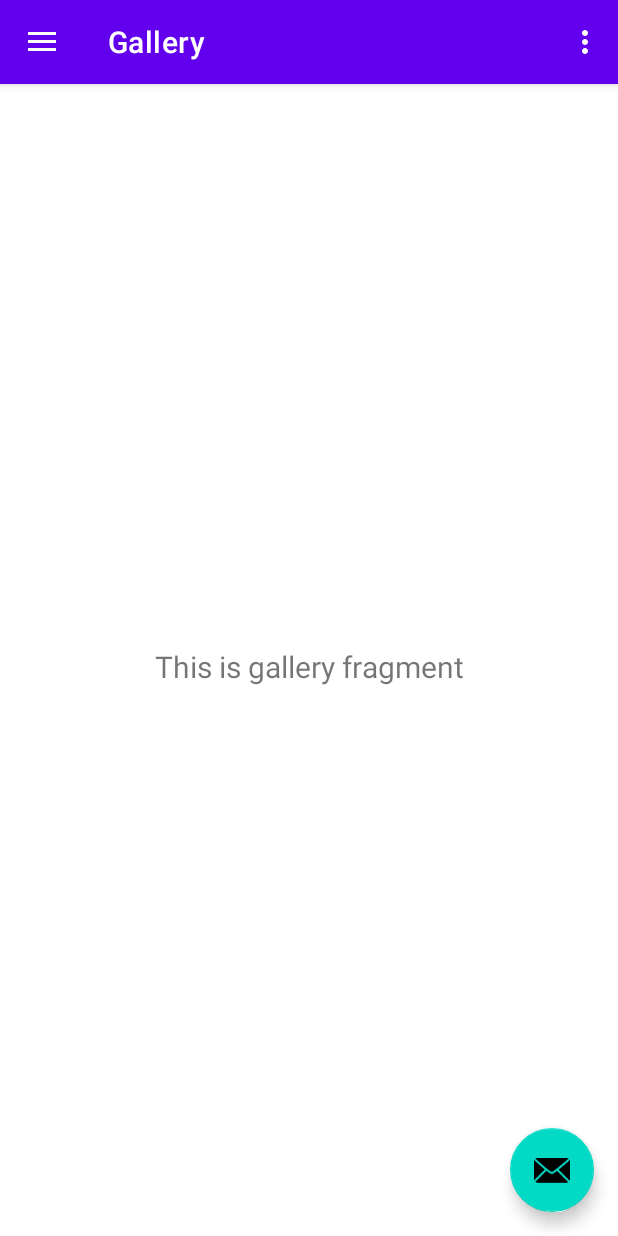
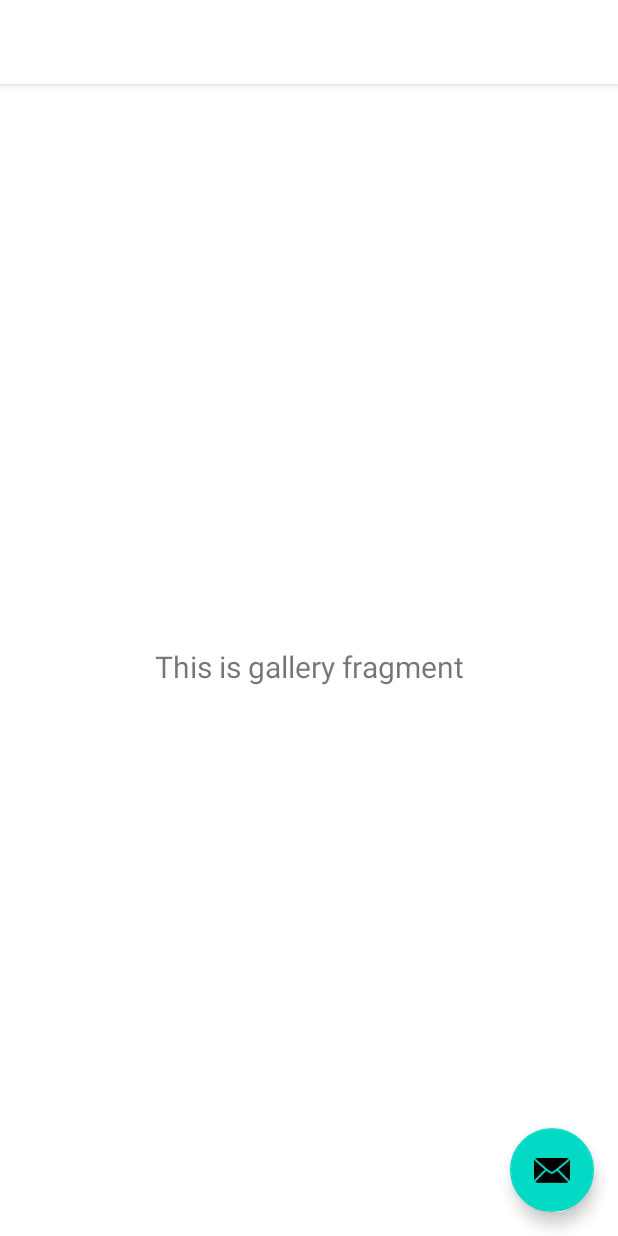
Before and after one commit to IO2020RKTSPF/aplikacja-mobilna, an Android app: the MainActivity screen opened directly, with no data from a screen before it, in the side drawer, after a tap on "Gallery", on a phone screen of 412 x 824 dp. Run offline under Robolectric (Android 15) with nearby library versions, the phone set to English and light mode, and no system bars; our stand-ins replace Picasso, navigation-ui; pictures from the network do not load; 3 statements that could not run were skipped.

Commit message:
dodanie adaptera do wyswietlania listy ksiazek, zmiany w kolorystyce

```diff
--- a/app/src/main/java/com/io2020/PodzielSieKsiazka/GoogleLogInActivity.java
+++ b/app/src/main/java/com/io2020/PodzielSieKsiazka/GoogleLogInActivity.java
@@ -24,6 +24,9 @@ import com.google.firebase.auth.FirebaseUser;
 import com.google.firebase.auth.GoogleAuthProvider;
 
 import com.io2020.PodzielSieKsiazka.schemas.AppUser;
+import com.io2020.PodzielSieKsiazka.schemas.User;
+
+import retrofit2.Call;
 
 public class GoogleLogInActivity extends AppCompatActivity {
     private static final String TAG = "GoogleActivity";
@@ -98,4 +101,5 @@ public class GoogleLogInActivity extends AppCompatActivity {
         mAuth = FirebaseAuth.getInstance();
         signInToGoogle();
     }
+
 }
--- a/app/src/main/java/com/io2020/PodzielSieKsiazka/MainActivity.java
+++ b/app/src/main/java/com/io2020/PodzielSieKsiazka/MainActivity.java
@@ -53,7 +53,7 @@ public class MainActivity extends AppCompatActivity {
     private ImageView imageView;
 
     private Retrofit retrofit;
-    private RetrofitAPI retrofitAPI;
+    public static RetrofitAPI retrofitAPI;
 
 
     @Override
--- /dev/null
+++ b/app/src/main/java/com/io2020/PodzielSieKsiazka/adapters/BookListRecyclerAdapter.java
@@ -0,0 +1,100 @@
+package com.io2020.PodzielSieKsiazka.adapters;
+
+import android.view.ContextMenu;
+import android.view.LayoutInflater;
+import android.view.View;
+import android.view.ViewGroup;
+import android.widget.ImageView;
+import android.widget.TextView;
+
+import androidx.annotation.NonNull;
+import androidx.recyclerview.widget.RecyclerView;
+
+import com.io2020.PodzielSieKsiazka.R;
+import com.io2020.PodzielSieKsiazka.retrofit.RetrofitAPI;
+import com.io2020.PodzielSieKsiazka.schemas.Book;
+
+import java.util.List;
+
+import retrofit2.Call;
+import retrofit2.Callback;
+import retrofit2.Response;
+
+public class BookListRecyclerAdapter extends androidx.recyclerview.widget.RecyclerView.Adapter<BookListRecyclerAdapter.ImageViewHolder> {
+
+    private RetrofitAPI retrofitAPI;
+    private List<Book> bookList;
+
+    public BookListRecyclerAdapter(RetrofitAPI retrofitAPI){
+        this.retrofitAPI = retrofitAPI;
+        fillBookList();
+    }
+
+    private void fillBookList(){
+        Call<List<Book>> call = retrofitAPI.getAllBooksList();
+        call.enqueue(new Callback<List<Book>>() {
+            @Override
+            public void onResponse(Call<List<Book>> call, Response<List<Book>> response) {
+                bookList = response.body();
+                notifyDataSetChanged();
+            }
+
+            @Override
+            public void onFailure(Call<List<Book>> call, Throwable t) {
+
+            }
+        });
+    }
+
+    @NonNull
+    @Override
+    public ImageViewHolder onCreateViewHolder(@NonNull ViewGroup parent, int viewType) {
+        View view = LayoutInflater.from(parent.getContext()).inflate(R.layout.list_layout, parent, false);
+        ImageViewHolder imageViewHolder = new ImageViewHolder(view);
+        return imageViewHolder;
+    }
+
+    @Override
+    public void onBindViewHolder(@NonNull ImageViewHolder holder, int position) {
+        try {
+            holder.bookTitle.setText(bookList.get(position).getTitle());
+            holder.bookAuthor.setText(bookList.get(position).getAuthor());
+            holder.bookLocation.setText(bookList.get(position).getUserId());
+            holder.bookOwner.setText(bookList.get(position).getUserId());
+        } catch (Exception e){}
+
+    }
+
+    @Override
+    public int getItemCount() {
+        try {
+            return bookList.size();
+        } catch (Exception e){
+            return 0;
+        }
+    }
+
+    public static class ImageViewHolder extends RecyclerView.ViewHolder implements View.OnCreateContextMenuListener {
+
+        ImageView bookCover;
+        TextView bookTitle;
+        TextView bookLocation;
+        TextView bookAuthor;
+        TextView bookOwner;
+
+        public ImageViewHolder(@NonNull View itemView) {
+            super(itemView);
+            bookCover = itemView.findViewById(R.id.bookcover);
+            bookTitle = itemView.findViewById(R.id.booktitle);
+            bookLocation = itemView.findViewById(R.id.booklocation);
+            bookAuthor = itemView.findViewById(R.id.bookauthor);
+            bookOwner = itemView.findViewById(R.id.bookowner);
+        }
+
+        @Override
+        public void onCreateContextMenu(ContextMenu menu, View v, ContextMenu.ContextMenuInfo menuInfo) {
+            menu.add(this.getAdapterPosition(), 121, 0, "Delete");
+        }
+    }
+
+}
--- a/app/src/main/java/com/io2020/PodzielSieKsiazka/ui/home/HomeFragment.java
+++ b/app/src/main/java/com/io2020/PodzielSieKsiazka/ui/home/HomeFragment.java
@@ -1,6 +1,7 @@
 package com.io2020.PodzielSieKsiazka.ui.home;
 
 import android.os.Bundle;
+import android.text.Layout;
 import android.view.LayoutInflater;
 import android.view.View;
 import android.view.ViewGroup;
@@ -11,25 +12,34 @@ import androidx.annotation.Nullable;
 import androidx.fragment.app.Fragment;
 import androidx.lifecycle.Observer;
 import androidx.lifecycle.ViewModelProvider;
+import androidx.recyclerview.widget.GridLayoutManager;
+import androidx.recyclerview.widget.RecyclerView;
 
+import com.io2020.PodzielSieKsiazka.MainActivity;
 import com.io2020.PodzielSieKsiazka.R;
+import com.io2020.PodzielSieKsiazka.adapters.BookListRecyclerAdapter;
 
 public class HomeFragment extends Fragment {
 
     private HomeViewModel homeViewModel;
+    private RecyclerView bookListRecyclerView;
+    private BookListRecyclerAdapter bookListRecyclerAdapter;
+    private RecyclerView.LayoutManager layoutManager;
+
 
     public View onCreateView(@NonNull LayoutInflater inflater,
                              ViewGroup container, Bundle savedInstanceState) {
         homeViewModel =
                 new ViewModelProvider(this).get(HomeViewModel.class);
         View root = inflater.inflate(R.layout.fragment_home, container, false);
-        final TextView textView = root.findViewById(R.id.text_home);
-        homeViewModel.getText().observe(getViewLifecycleOwner(), new Observer<String>() {
-            @Override
-            public void onChanged(@Nullable String s) {
-                textView.setText(s);
-            }
-        });
+
+        bookListRecyclerView = root.findViewById(R.id.bookListRecyclerView);
+        layoutManager = new GridLayoutManager(getContext(), 1);
+        bookListRecyclerView.setHasFixedSize(true);
+        bookListRecyclerView.setLayoutManager(layoutManager);
+        bookListRecyclerAdapter = new BookListRecyclerAdapter(MainActivity.retrofitAPI);
+        bookListRecyclerView.setAdapter(bookListRecyclerAdapter);
+
         return root;
     }
 }
--- a/app/src/main/res/drawable/side_nav_bar.xml
+++ b/app/src/main/res/drawable/side_nav_bar.xml
@@ -2,8 +2,8 @@
     android:shape="rectangle">
     <gradient
         android:angle="135"
-        android:centerColor="#009688"
-        android:endColor="#00695C"
-        android:startColor="#4DB6AC"
+        android:centerColor="#c24842"
+        android:endColor="#a93f3a"
+        android:startColor="#db504a"
         android:type="linear" />
 </shape>
--- a/app/src/main/res/values-night/themes.xml
+++ b/app/src/main/res/values-night/themes.xml
@@ -2,15 +2,16 @@
     <!-- Base application theme. -->
     <style name="Theme.PodzielSięKsiążką" parent="Theme.MaterialComponents.DayNight.DarkActionBar">
         <!-- Primary brand color. -->
-        <item name="colorPrimary">@color/purple_200</item>
         <item name="colorPrimaryVariant">@color/purple_700</item>
         <item name="colorOnPrimary">@color/black</item>
         <!-- Secondary brand color. -->
-        <item name="colorSecondary">@color/teal_200</item>
-        <item name="colorSecondaryVariant">@color/teal_200</item>
+        <item name="colorSecondary">#db504a</item>
+        <item name="colorSecondaryVariant">#db504a</item>
         <item name="colorOnSecondary">@color/black</item>
+        <item name="colorPrimary">?attr/colorOnPrimary</item>
+
         <!-- Status bar color. -->
-        <item name="android:statusBarColor" tools:targetApi="l">?attr/colorPrimaryVariant</item>
+        <item name="android:statusBarColor" tools:targetApi="l">?attr/colorOnPrimary</item>
         <!-- Customize your theme here. -->
     </style>
 </resources>
--- a/app/src/main/res/values/themes.xml
+++ b/app/src/main/res/values/themes.xml
@@ -2,15 +2,16 @@
     <!-- Base application theme. -->
     <style name="Theme.PodzielSięKsiążką" parent="Theme.MaterialComponents.DayNight.DarkActionBar">
         <!-- Primary brand color. -->
-        <item name="colorPrimary">@color/purple_500</item>
         <item name="colorPrimaryVariant">@color/purple_700</item>
         <item name="colorOnPrimary">@color/white</item>
         <!-- Secondary brand color. -->
         <item name="colorSecondary">@color/teal_200</item>
         <item name="colorSecondaryVariant">@color/teal_700</item>
         <item name="colorOnSecondary">@color/black</item>
+        <item name="colorPrimary">?attr/colorOnPrimary</item>
+
         <!-- Status bar color. -->
-        <item name="android:statusBarColor" tools:targetApi="l">?attr/colorPrimaryVariant</item>
+        <item name="android:statusBarColor" tools:targetApi="l">?attr/colorOnPrimary</item>
         <!-- Customize your theme here. -->
     </style>
 
```
Also changed, not shown: app/src/main/res/layout/fragment_home.xml (+3 -8 lines), app/src/main/res/layout/list_layout.xml (added, +80 -0 lines), app/src/main/res/drawable-v24/default_book.jpg (added).
